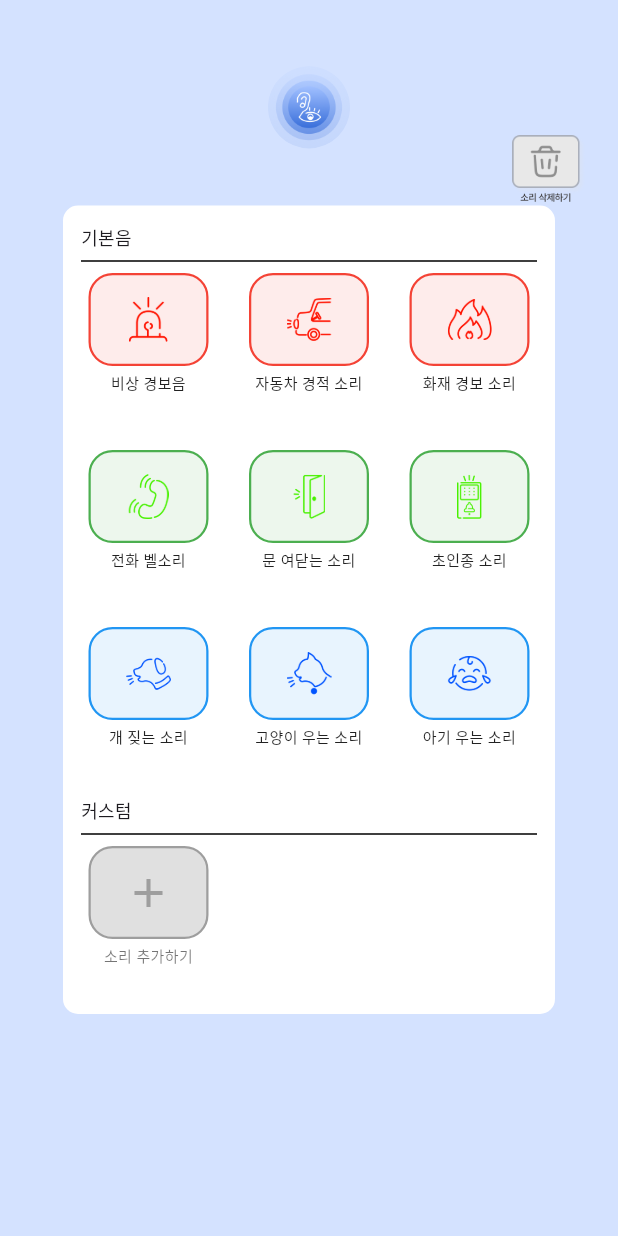
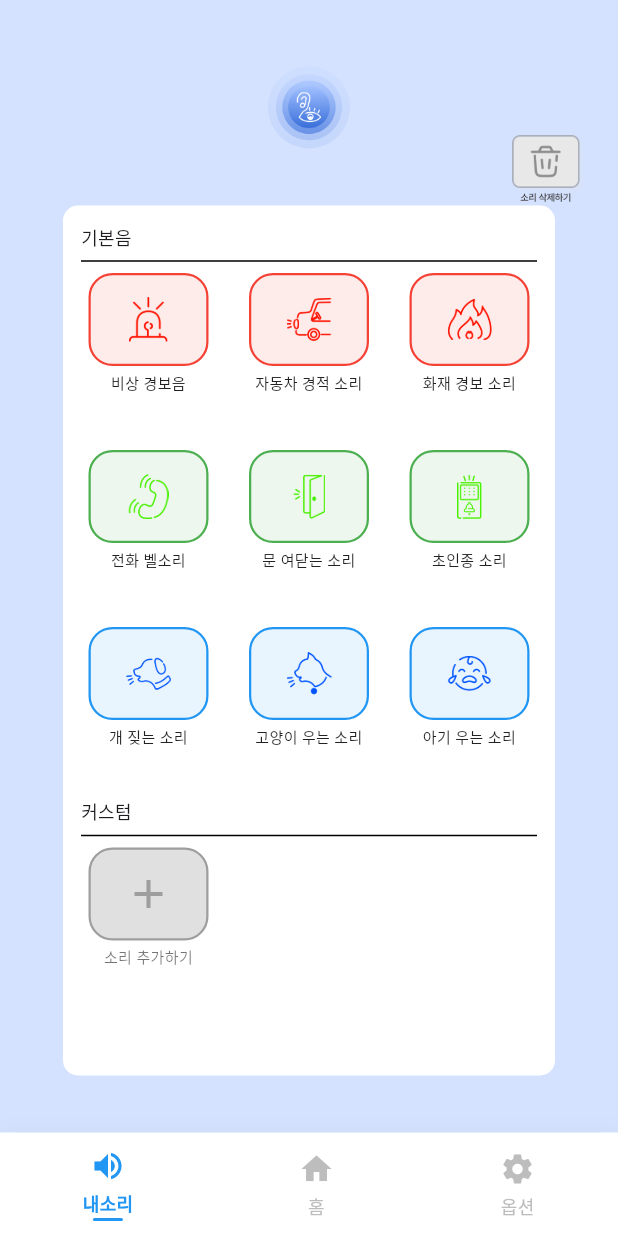
Before and after one commit to 2025-HSU-Team/Frontend, a Flutter app: the BasicScreen screen opened directly, on a phone screen of 412 x 824 dp. Run offline on Flutter 3.47's test engine with Material 3 defaults, Android fonts, the phone set to English and light mode, and no system bars; our stand-ins replace permission_handler; missing offline and left inert: flutter_sound, record.

Commit message:
feat: basic_screen,delete_screen 하단바 적용 and basic_screen에서 expand-> sizedbox로 수정

```diff
--- a/lib/custom/basic_screen.dart
+++ b/lib/custom/basic_screen.dart
@@ -1,6 +1,6 @@
 import 'package:flutter/material.dart';
 import 'add_sounds.dart';
-
+import '../shared_components/bottom_navigation.dart';
 
 class BasicScreen extends StatelessWidget {
   const BasicScreen({super.key});
@@ -49,7 +49,7 @@ class BasicScreen extends StatelessWidget {
             left: (MediaQuery.of(context).size.width - 328) / 2, //가운데  정렬 코드
             child: Container(
               width: 328,
-              height: 539,
+              height: 580,
               decoration: BoxDecoration(
                 color: Colors.white,
                 borderRadius: BorderRadius.circular(10),
@@ -74,13 +74,14 @@ class BasicScreen extends StatelessWidget {
                     const Divider(color: Colors.black),
 
                     //기본음 9개
-                    Expanded(
+                    SizedBox(
+                      height: 350,
                       child: GridView.count(
                         crossAxisCount: 3,
                         mainAxisSpacing: 28,
                         crossAxisSpacing: 17,
-                        padding: EdgeInsets.zero, //divider랑 간격 없게 하는법
-                        children: const[
+                        padding: EdgeInsets.zero,
+                        children: const [
                           SoundBox(
                             image: 'assets/images/emergency.png',
                             label: '비상 경보음',
@@ -168,13 +169,12 @@ class BasicScreen extends StatelessWidget {
         ],
       ),
 
-      //하단 재사용할 거 (성훈이 코드 받으면 여기에 넣을 예정)
-      // bottomNavigationBar: BottomBar(
-      //   currentIndex:0,
-      //   onTap(index){
-      //     //
-      // }
-      // ),
+      bottomNavigationBar: BottomNavigation(
+        selectedTabIndex: 0, // "내소리" 탭이 선택된 상태
+        onTabChanged: (index) {
+          print("선택된 탭: $index");
+        },
+      ),
     );
   }
 }
--- a/lib/main.dart
+++ b/lib/main.dart
@@ -9,6 +9,7 @@ import 'package:frontend/login/login.dart';
 import 'package:frontend/login/withoutlogin.dart';
 import 'pages/mainPage/mainPage.dart';
 import 'package:frontend/shared_components/bottom_navigation.dart';
+
 
 void main() {
   runApp(const MyApp());
@@ -22,7 +23,7 @@ class MyApp extends StatelessWidget {
     return MaterialApp(
       debugShowCheckedModeBanner: false,
       title: 'My Movie App',
-      home: const BeforeLogin(),
+      home: const BasicScreen(),
     );
   }
 }
```
Also changed, not shown: lib/custom/delete_screen.dart (+9 -8 lines).
